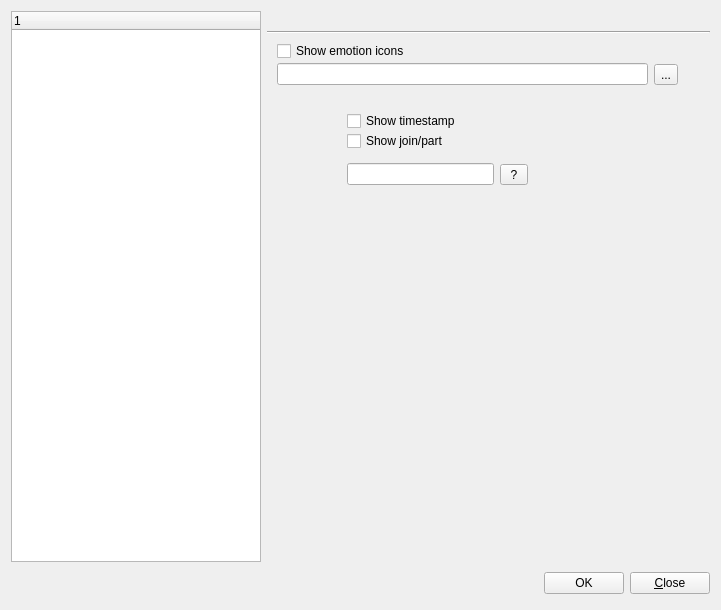
First picture: the form in ui/preferencesdialog.ui, repository apavelm/stildcpp, before the edit.
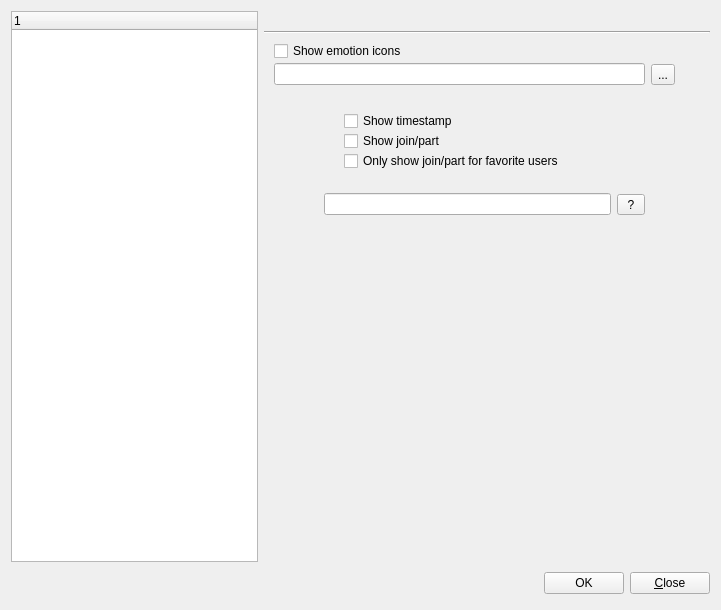
Second picture: the form after the edit. The open tabs and pages were chosen to show the change.

What changed in the file:
```diff
--- a/ui/preferencesdialog.ui
+++ b/ui/preferencesdialog.ui
@@ -105,15 +105,13 @@
             <enum>QFrame::Plain</enum>
            </property>
            <property name="currentIndex" >
-            <number>8</number>
+            <number>0</number>
            </property>
            <widget class="QWidget" name="General" >
             <layout class="QGridLayout" >
              <item row="0" column="0" >
               <layout class="QVBoxLayout" >
                <item>
-                <layout class="QVBoxLayout" >
-                 <item>
                   <layout class="QHBoxLayout" >
                    <item>
                     <widget class="QLabel" name="label_3" >
@@ -206,6 +204,18 @@
                    </item>
                   </layout>
                  </item>
+               <item>
+                <layout class="QHBoxLayout" >
+                 <item>
+                  <widget class="QLabel" name="label_25" >
+                   <property name="text" >
+                    <string>Default Hub Encoding</string>
+                   </property>
+                  </widget>
+                 </item>
+                 <item>
+                  <widget class="QComboBox" name="cmb_Encoding" />
+                 </item>
                 </layout>
                </item>
                <item>
@@ -215,8 +225,8 @@
                  </property>
                  <property name="sizeHint" >
                   <size>
-                   <width>20</width>
-                   <height>40</height>
+                   <width>428</width>
+                   <height>291</height>
                   </size>
                  </property>
                 </spacer>
@@ -1107,12 +1117,12 @@
               <string>Show join/part</string>
              </property>
             </widget>
-            <widget class="QWidget" name="" >
+            <widget class="QWidget" name="layoutWidget89" >
              <property name="geometry" >
               <rect>
-               <x>80</x>
-               <y>120</y>
-               <width>181</width>
+               <x>60</x>
+               <y>150</y>
+               <width>321</width>
                <height>29</height>
               </rect>
              </property>
@@ -1129,7 +1139,7 @@
               </item>
              </layout>
             </widget>
-            <widget class="QWidget" name="" >
+            <widget class="QWidget" name="layoutWidget34" >
              <property name="geometry" >
               <rect>
                <x>10</x>
@@ -1155,6 +1165,19 @@
               </item>
              </layout>
             </widget>
+            <widget class="QCheckBox" name="chk_joins_fav" >
+             <property name="geometry" >
+              <rect>
+               <x>80</x>
+               <y>110</y>
+               <width>321</width>
+               <height>22</height>
+              </rect>
+             </property>
+             <property name="text" >
+              <string>Only show join/part for favorite users</string>
+             </property>
+            </widget>
            </widget>
            <widget class="QWidget" name="LookNFeel" >
             <widget class="QCheckBox" name="chk_swpUserList" >
```
Lines whose indentation alone changed are shown as unchanged.
